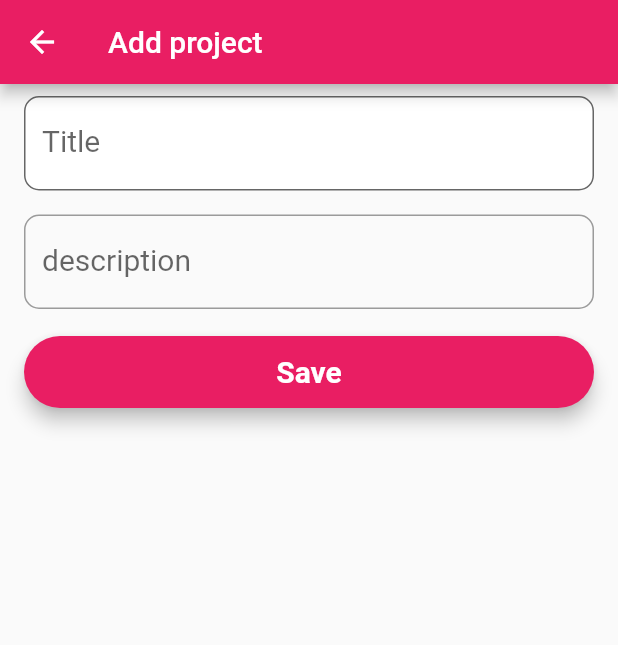
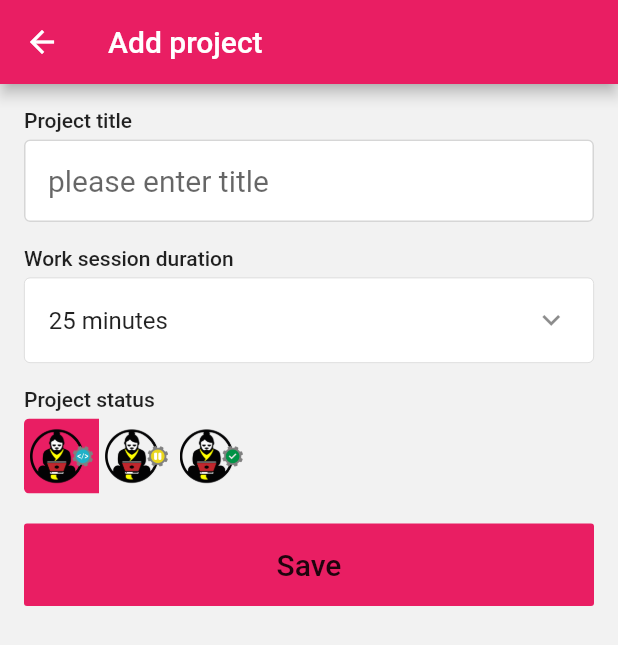
Before and after one commit to lohanidamodar/flutter_achiver, a Flutter app: the AddProjectPage screen opened by its route, on a phone screen of 412 x 824 dp. Shown: the top 645 px of the screen. Run offline on Flutter 3.47's test engine with Material 2 defaults, Android fonts, the phone set to English and light mode, and no system bars; our stand-ins replace cloud_firestore, firebase_auth, google_sign_in; accounts and stored records are empty; Roboto replaces fonts that are missing (Montserrat).

Commit message:
projects management

```diff
--- a/lib/core/presentation/res/constants.dart
+++ b/lib/core/presentation/res/constants.dart
@@ -1,3 +1,26 @@
+import 'package:flutter_achiver/core/presentation/res/assets.dart';
+
+const List<Duration> durations = [
+  Duration(minutes: 5),
+  Duration(minutes: 10),
+  Duration(minutes: 15),
+  Duration(minutes: 20),
+  Duration(minutes: 25),
+  Duration(minutes: 30),
+  Duration(minutes: 35),
+  Duration(minutes: 40),
+  Duration(minutes: 45),
+  Duration(minutes: 50),
+  Duration(minutes: 52),
+  Duration(minutes: 55),
+  Duration(minutes: 60),
+  Duration(minutes: 75),
+  Duration(minutes: 90),
+  Duration(minutes: 120),
+  Duration(minutes: 150),
+  Duration(minutes: 180),
+];
+
 enum TimerType {
   WORK,
   BREAK,
@@ -8,6 +31,20 @@ enum ProjectStatus {
   ONGOING,
   SUSPENDED,
   COMPLETED,
+}
+
+String statusToIcon(ProjectStatus status) {
+  switch (status) {
+    case ProjectStatus.ONGOING:
+      return projectOngoingIcon;
+    case ProjectStatus.COMPLETED:
+      return projectCompleteIcon;
+    case ProjectStatus.SUSPENDED:
+      return projectSuspendedIcon;
+    default:
+      return projectOngoingIcon;
+  }
+
 }
 
 String statusToString(ProjectStatus status) {
--- a/lib/core/presentation/res/styles.dart
+++ b/lib/core/presentation/res/styles.dart
@@ -0,0 +1,6 @@
+import 'package:flutter/rendering.dart';
+
+const TextStyle labelStyle = TextStyle(
+  fontSize: 14.0,
+  fontWeight: FontWeight.w500,
+);
--- /dev/null
+++ b/lib/core/presentation/widgets/bordered_container.dart
@@ -0,0 +1,49 @@
+import 'package:flutter/material.dart';
+import 'package:flutter_achiver/core/presentation/res/colors.dart';
+
+class BorderedContainer extends StatelessWidget {
+  final String title;
+  final Widget child;
+  final double height;
+  final EdgeInsets padding;
+  final EdgeInsets margin;
+  final Color color;
+
+  const BorderedContainer({
+    Key key,
+    this.title,
+    this.child,
+    this.height,
+    this.padding,
+    this.margin,
+    this.color,
+  }) : super(key: key);
+
+  @override
+  Widget build(BuildContext context) {
+    return Container(
+      padding: padding ?? const EdgeInsets.all(16.0),
+      width: double.infinity,
+      height: height,
+      margin: margin,
+      decoration: BoxDecoration(
+        border: Border.all(color: borderColor, width: 0.5),
+        borderRadius: BorderRadius.circular(4.0),
+        color: color != null ? color : Colors.white,
+      ),
+      child: title == null
+          ? child
+          : Column(
+              mainAxisSize: MainAxisSize.min,
+              crossAxisAlignment: CrossAxisAlignment.start,
+              children: <Widget>[
+                Text(
+                  title,
+                  style: TextStyle(fontWeight: FontWeight.bold, fontSize: 28.0),
+                ),
+                if (child != null) ...[const SizedBox(height: 10.0), child]
+              ],
+            ),
+    );
+  }
+}
--- a/lib/features/auth/presentation/pages/main_screen.dart
+++ b/lib/features/auth/presentation/pages/main_screen.dart
@@ -1,7 +1,7 @@
 import 'package:flutter/material.dart';
+import 'package:flutter_achiver/core/presentation/pages/home.dart';
 import 'package:flutter_achiver/features/auth/presentation/notifiers/user_repository.dart';
 import 'package:flutter_achiver/features/auth/presentation/pages/welcome_page.dart';
-import 'package:flutter_achiver/features/timer/presentation/pages/home.dart';
 import 'package:provider/provider.dart';
 import './splash.dart';
 
--- a/lib/features/projects/data/model/project_model.dart
+++ b/lib/features/projects/data/model/project_model.dart
@@ -21,7 +21,7 @@ class Project extends DatabaseItem {
   Map<String,dynamic> toMap() => {
     "title":title,
     "status":statusToString(status),
-    "work_duration":workDuration?.inSeconds,
+    "work_duration":workDuration?.inMinutes,
     "sessions_before_long_break":sessionsBeforeLongBreak,
   };
 }
--- a/lib/features/projects/presentation/pages/add_project.dart
+++ b/lib/features/projects/presentation/pages/add_project.dart
@@ -1,5 +1,9 @@
 import 'package:flutter/material.dart';
+import 'package:flutter_achiver/core/presentation/res/assets.dart';
+import 'package:flutter_achiver/core/presentation/res/colors.dart';
 import 'package:flutter_achiver/core/presentation/res/constants.dart';
+import 'package:flutter_achiver/core/presentation/res/styles.dart';
+import 'package:flutter_achiver/core/presentation/widgets/bordered_container.dart';
 import 'package:flutter_achiver/features/projects/data/model/project_model.dart';
 import 'package:flutter_achiver/features/projects/data/services/firestore_project_service.dart';
 
@@ -15,7 +19,13 @@ class AddProjectPage extends StatefulWidget {
 class _AddProjectPageState extends State<AddProjectPage> {
   TextStyle style = TextStyle(fontFamily: 'Montserrat', fontSize: 20.0);
   TextEditingController _title;
-  TextEditingController _status;
+  ProjectStatus _status;
+  Duration _workDuration;
+  final List<ProjectStatus> _statusList = [
+    ProjectStatus.ONGOING,
+    ProjectStatus.SUSPENDED,
+    ProjectStatus.COMPLETED,
+  ];
   final _formKey = GlobalKey<FormState>();
   final _key = GlobalKey<ScaffoldState>();
   bool processing;
@@ -23,9 +33,14 @@ class _AddProjectPageState extends State<AddProjectPage> {
   @override
   void initState() {
     super.initState();
-    _title = TextEditingController(text: widget.project != null ? widget.project.title : "");
-    _status = TextEditingController(text:  widget.project != null ? statusToString(widget.project.status) : "");
+    _title = TextEditingController(
+        text: widget.project != null ? widget.project.title : "");
+    _workDuration = widget.project != null
+        ? widget.project.workDuration
+        : Duration(minutes: 25);
     processing = false;
+    _status =
+        widget.project != null ? widget.project.status : ProjectStatus.ONGOING;
   }
 
   @override
@@ -37,62 +52,129 @@ class _AddProjectPageState extends State<AddProjectPage> {
       key: _key,
       body: Form(
         key: _formKey,
-        child: Container(
-          alignment: Alignment.center,
         child: ListView(
+          padding: const EdgeInsets.all(16.0),
           children: <Widget>[
-              Padding(
-                padding: const EdgeInsets.symmetric(horizontal: 16.0, vertical: 8.0),
-                child: TextFormField(
+            Text("Project title",style: labelStyle,),
+            const SizedBox(height: 5.0),
+            TextFormField(
               controller: _title,
               validator: (value) =>
                   (value.isEmpty) ? "Please Enter title" : null,
               style: style,
               decoration: InputDecoration(
-                      labelText: "Title",
+                contentPadding: const EdgeInsets.all(16.0),
+                hintText: "please enter title",
                 filled: true,
                 fillColor: Colors.white,
-                      border: OutlineInputBorder(borderRadius: BorderRadius.circular(10))),
+                enabledBorder: OutlineInputBorder(
+                    borderSide: BorderSide(color: borderColor),),
+                border: OutlineInputBorder(
+                  borderSide: BorderSide(color: borderColor),
                 ),
               ),
-              Padding(
-                padding: const EdgeInsets.symmetric(horizontal: 16.0, vertical: 8.0),
-                child: TextFormField(
-                  controller: _status,
-                  validator: (value) =>
-                      (value.isEmpty) ? "Please Enter description" : null,
-                  style: style,
-                  decoration: InputDecoration(
-                      labelText: "description",
-                      border: OutlineInputBorder(borderRadius: BorderRadius.circular(10))),
+            ),
+            const SizedBox(height: 16.0),
+            Text("Work session duration",style: labelStyle,),
+            const SizedBox(height: 5.0),
+            BorderedContainer(
+              padding: const EdgeInsets.all(0),
+              child: PopupMenuButton<Duration>(
+                initialValue: _workDuration,
+                child: ListTile(
+                  title: Text("${_workDuration.inMinutes} minutes"),
+                  trailing: Icon(Icons.keyboard_arrow_down),
+                ),
+                itemBuilder: (context) {
+                  return [
+                    ...durations.map(
+                      (duration) => PopupMenuItem(
+                        value: duration,
+                        child: Text("${duration.inMinutes} minutes"),
+                      ),
+                    )
+                  ];
+                },
+                onSelected: (duration) {
+                  setState(() {
+                    _workDuration = duration;
+                  });
+                },
               ),
             ),
-              SizedBox(height: 10.0),
+            const SizedBox(height: 16.0),
+            Text("Project status",style: labelStyle,),
+            const SizedBox(height: 5.0),
+            ToggleButtons(
+              renderBorder: false,
+              selectedColor: Theme.of(context).primaryColor,
+              color: Colors.white,
+
+              fillColor: Theme.of(context).primaryColor,
+              borderRadius: BorderRadius.circular(4.0),
+              onPressed: (index) {
+                setState(() {
+                  _status = _statusList[index];
+                });
+              },
+              children: <Widget>[
+                Container(
+                  padding: const EdgeInsets.all(4.0),
+                  width: 50,
+                  height: 50,
+                  child: Image.asset(
+                    projectOngoingIcon,
+                    fit: BoxFit.contain,
+                  ),
+                ),
+                Container(
+                  padding: const EdgeInsets.all(4.0),
+                  width: 50,
+                  height: 50,
+                  child: Image.asset(
+                    projectSuspendedIcon,
+                    fit: BoxFit.contain,
+                  ),
+                ),
+                Container(
+                  padding: const EdgeInsets.all(4.0),
+                  width: 50,
+                  height: 50,
+                  child: Image.asset(
+                    projectCompleteIcon,
+                    fit: BoxFit.contain,
+                  ),
+                ),
+              ],
+              isSelected: [
+                _status == ProjectStatus.ONGOING,
+                _status == ProjectStatus.SUSPENDED,
+                _status == ProjectStatus.COMPLETED,
+              ],
+            ),
+            SizedBox(height: 20.0),
             processing
                 ? Center(child: CircularProgressIndicator())
-                  : Padding(
-                      padding: const EdgeInsets.symmetric(horizontal: 16.0),
-                      child: Material(
-                        elevation: 5.0,
-                        borderRadius: BorderRadius.circular(30.0),
+                : MaterialButton(
+                  elevation: 0,
+                  padding: const EdgeInsets.all(16.0),
                   color: Theme.of(context).primaryColor,
-                        child: MaterialButton(
                   onPressed: () async {
                     if (_formKey.currentState.validate()) {
                       setState(() {
                         processing = true;
                       });
-                              if(widget.project != null) {
+                      if (widget.project != null) {
                         await projectDBS.updateItem(Project(
                             id: widget.project.id,
                             title: _title.text,
-                                  status: stringToStatus(_status.text),
-                                ));
-                              }else{
+                            status: _status,
+                            workDuration: _workDuration));
+                      } else {
                         await projectDBS.createItem(Project(
                             title: _title.text,
-                                  status: stringToStatus(_status.text),
-                                ));
+                            status: _status,
+                            workDuration: _workDuration));
                       }
                       Navigator.pop(context);
                       setState(() {
@@ -102,15 +184,10 @@ class _AddProjectPageState extends State<AddProjectPage> {
                   },
                   child: Text(
                     "Save",
-                            style: style.copyWith(
-                                color: Colors.white,
-                                fontWeight: FontWeight.bold),
-                          ),
-                        ),
+                    style: style,
                   ),
                 ),
           ],
-          ),
         ),
       ),
     );
@@ -119,7 +196,6 @@ class _AddProjectPageState extends State<AddProjectPage> {
   @override
   void dispose() {
     _title.dispose();
-    _status.dispose();
     super.dispose();
   }
 }
--- /dev/null
+++ b/lib/features/projects/presentation/widgets/add_project_fab.dart
@@ -0,0 +1,6 @@
+import 'package:flutter/material.dart';
+
+Widget addProjectFab(BuildContext context) => FloatingActionButton(
+        child: Icon(Icons.add),
+        onPressed: ()=>Navigator.pushNamed(context, 'add_project'),
+      );
--- /dev/null
+++ b/lib/features/projects/presentation/widgets/project_list.dart
@@ -0,0 +1,49 @@
+import 'package:flutter/material.dart';
+import 'package:flutter_achiver/core/presentation/widgets/confirm_dialog.dart';
+import 'package:flutter_achiver/features/projects/data/model/project_model.dart';
+import 'package:flutter_achiver/features/projects/data/services/firestore_project_service.dart';
+import 'package:flutter_achiver/features/projects/presentation/pages/add_project.dart';
+import 'package:flutter_achiver/features/projects/presentation/widgets/project_list_item.dart';
+import 'package:provider/provider.dart';
+
+class ProjectList extends StatelessWidget {
+  const ProjectList({
+    Key key,
+  }) : super(key: key);
+
+  @override
+  Widget build(BuildContext context) {
+    return Consumer<List<Project>>(
+      builder: (context, projects, child) {
+        if(projects == null) return Center(child: CircularProgressIndicator());
+        if(projects.isEmpty) return Container(child: Text("No projects found"),);
+        return ListView.separated(
+          itemCount: projects.length,
+          itemBuilder: (context,index) {
+            Project project = projects[index];
+            return ProjectListItem(
+              project: project,
+              onDelete: () => _onDelete(context,project),
+              onEdit: () => Navigator.push(context, MaterialPageRoute(
+                builder: (_) => AddProjectPage(project: project,),
+              )),
+            );
+          },
+          separatorBuilder: (context,index) => const SizedBox(height: 10.0),
+        );
+      },
+    );
+  }
+
+  void _onDelete(BuildContext context, Project project) async {
+    bool delete = await showDialog<bool>(
+        context: context,
+        builder: (_) => ConfirmDialog(
+              title: "Are you sure?",
+              content: "Once deleted it cannot be undone",
+            ));
+    if (delete) {
+      projectDBS.removeItem(project.id);
+    }
+  }
+}
--- /dev/null
+++ b/lib/features/projects/presentation/widgets/project_select_list.dart
@@ -0,0 +1,45 @@
+import 'package:flutter/material.dart';
+import 'package:flutter_achiver/features/projects/data/model/project_model.dart';
+
+import 'project_list_item.dart';
+
+class ProjectSelectList extends StatefulWidget {
+  final List<Project> projects;
+  final Project selectedProject;
+  final Function(Project) onTap;
+
+  const ProjectSelectList({Key key, @required this.projects, this.selectedProject,@required this.onTap}) : super(key: key);
+  @override
+  _ProjectSelectListState createState() => _ProjectSelectListState();
+}
+
+class _ProjectSelectListState extends State<ProjectSelectList> {
+  Project _selectedProject;
+
+  @override
+  void initState() {
+    super.initState();
+    _selectedProject = widget.selectedProject;
+  }
+
+  @override
+  Widget build(BuildContext context) {
+    return ListView.separated(
+          itemCount: widget.projects.length,
+          itemBuilder: (context,index) {
+            Project project = widget.projects[index];
+            return ProjectListItem(
+              project: project,
+              isSelected: project.id == _selectedProject?.id,
+              onTap: (){
+                setState(() {
+                  _selectedProject = project;
+                  widget.onTap(project);
+                });
+              },
+            );
+          },
+          separatorBuilder: (context,index) => const SizedBox(height: 10.0),
+        );
+  }
+}
--- a/lib/main.dart
+++ b/lib/main.dart
@@ -1,13 +1,11 @@
 import 'package:flutter/material.dart';
+import 'package:flutter_achiver/core/presentation/res/colors.dart';
 import 'package:flutter_achiver/features/auth/presentation/notifiers/user_repository.dart';
 import 'package:flutter_achiver/features/auth/presentation/pages/main_screen.dart';
 import 'package:flutter_achiver/features/projects/data/services/firestore_project_service.dart';
 import 'package:flutter_achiver/features/projects/presentation/pages/add_project.dart';
 import 'package:flutter_achiver/features/projects/presentation/pages/projects.dart';
-import 'package:flutter_achiver/features/timer/presentation/pages/timer.dart';
 import 'package:provider/provider.dart';
-
-import 'features/auth/presentation/pages/welcome_page.dart';
 
 void main() => runApp(MyApp());
 
@@ -26,6 +24,7 @@ class MyApp extends StatelessWidget {
           child: MaterialApp(
         title: 'Achiver',
         theme: ThemeData(
+          scaffoldBackgroundColor: bgColor,
           primarySwatch: Colors.pink,
         ),
         home: MainScreen(),
--- a/pubspec.yaml
+++ b/pubspec.yaml
@@ -3,7 +3,7 @@ description: A new Flutter project.
 version: 1.0.0+1
 
 environment:
-  sdk: ">=2.1.0 <3.0.0"
+  sdk: ">=2.2.2 <3.0.0"
 
 dependencies:
   flutter:
```
Also changed, not shown: lib/core/presentation/pages/home.dart (added, +72 -0 lines), lib/core/presentation/res/colors.dart (+26 -0 lines), lib/core/presentation/widgets/confirm_dialog.dart (added, +67 -0 lines), lib/core/presentation/widgets/popup_overlay.dart (added, +50 -0 lines), lib/features/projects/presentation/pages/projects.dart (+2 -29 lines), lib/features/projects/presentation/widgets/project_list_item.dart (added, +28 -0 lines), lib/features/projects/presentation/widgets/projects_tab.dart (added, +11 -0 lines), lib/features/timer/presentation/widgets/timer_tab.dart (added, +36 -0 lines). Lines whose indentation alone changed are shown as unchanged.
